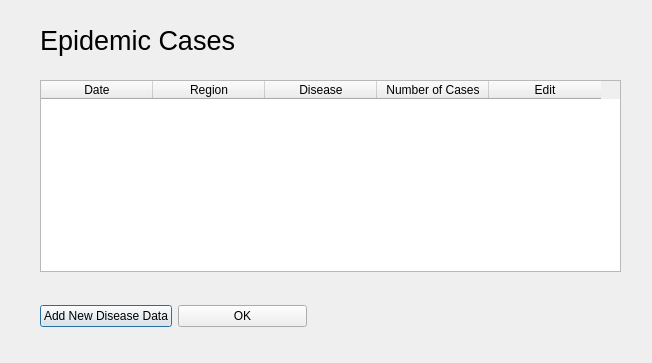
Above: OmegaSquaddApplication/viewthediseaseswindow.ui from paulina7m/COMP3004OmegaSquad before the change. Below: the same form after it.
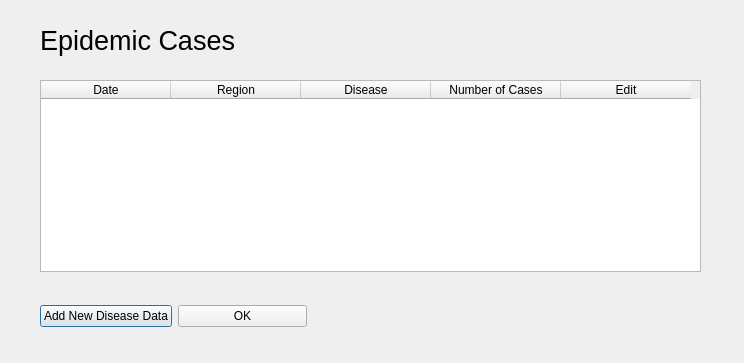
That is the form after the change.

```diff
--- a/OmegaSquaddApplication/viewthediseaseswindow.ui
+++ b/OmegaSquaddApplication/viewthediseaseswindow.ui
@@ -9,7 +9,7 @@
    <rect>
     <x>0</x>
     <y>0</y>
-    <width>652</width>
+    <width>744</width>
     <height>363</height>
    </rect>
   </property>
@@ -42,7 +42,7 @@
     <rect>
      <x>40</x>
      <y>80</y>
-     <width>581</width>
+     <width>661</width>
      <height>192</height>
     </rect>
    </property>
@@ -50,7 +50,7 @@
     <enum>Qt::ScrollBarAlwaysOff</enum>
    </property>
    <attribute name="horizontalHeaderDefaultSectionSize">
-    <number>112</number>
+    <number>130</number>
    </attribute>
    <column>
     <property name="text">
```
